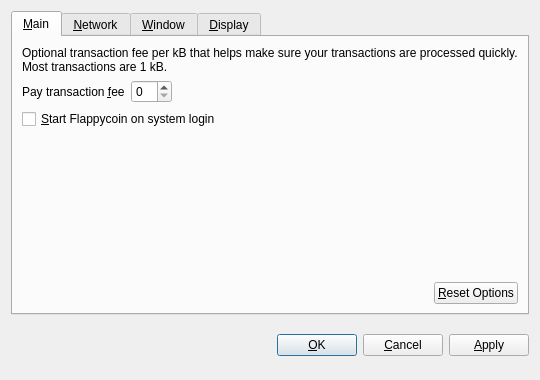
This is src/qt/forms/optionsdialog.ui in zatirdraft/TravelFlex as Qt 5 draws it before an edit. The edited form follows.
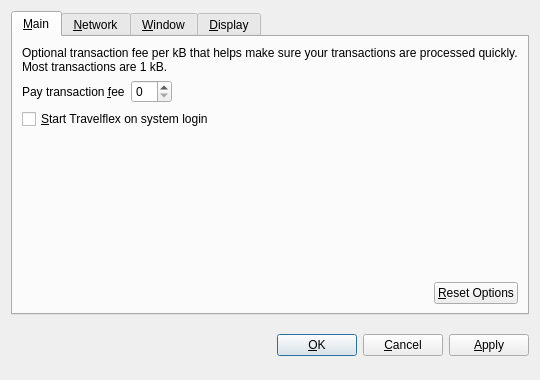
This is the edited form. Custom widgets are drawn as their Qt base class.

The edit to the form file:
```diff
--- a/src/qt/forms/optionsdialog.ui
+++ b/src/qt/forms/optionsdialog.ui
@@ -82,7 +82,7 @@
           <string>Automatically start Flappycoin after logging in to the system.</string>
          </property>
          <property name="text">
-          <string>&amp;Start Flappycoin on system login</string>
+          <string>&amp;Start Travelflex on system login</string>
          </property>
         </widget>
        </item>
```
Left out of the diff: 10 changed lines with no effect on the pictures.
